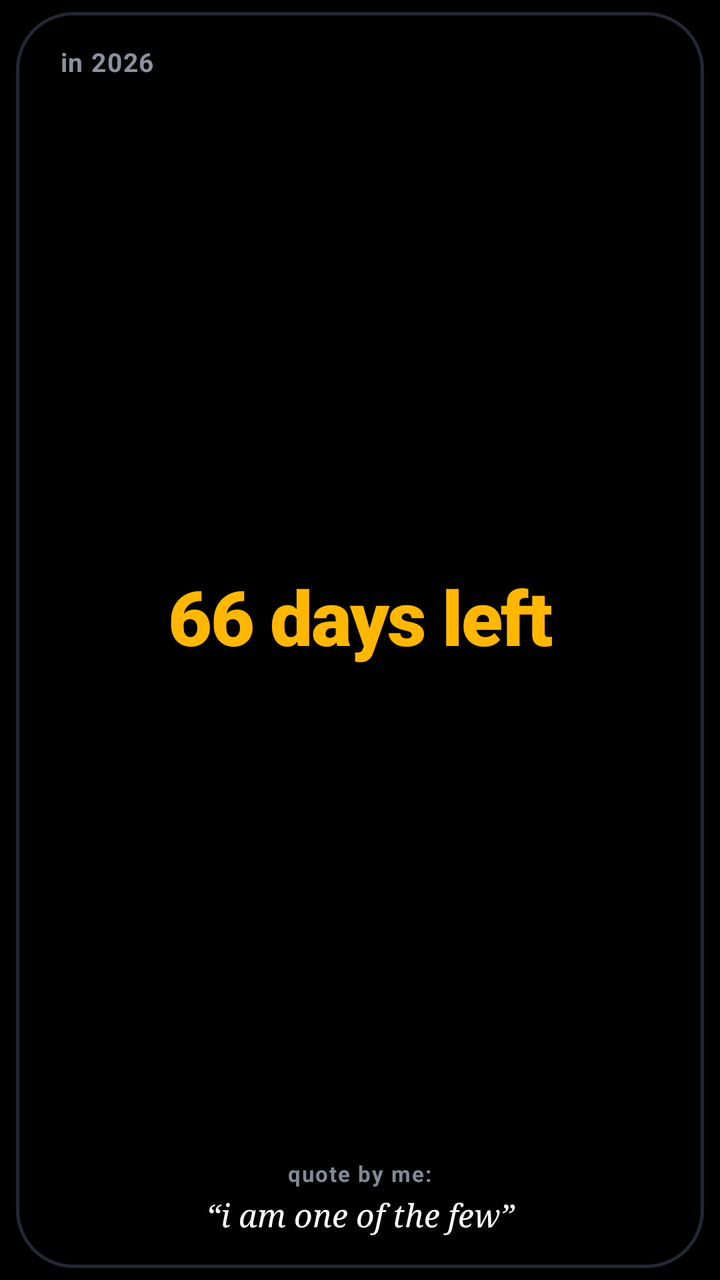
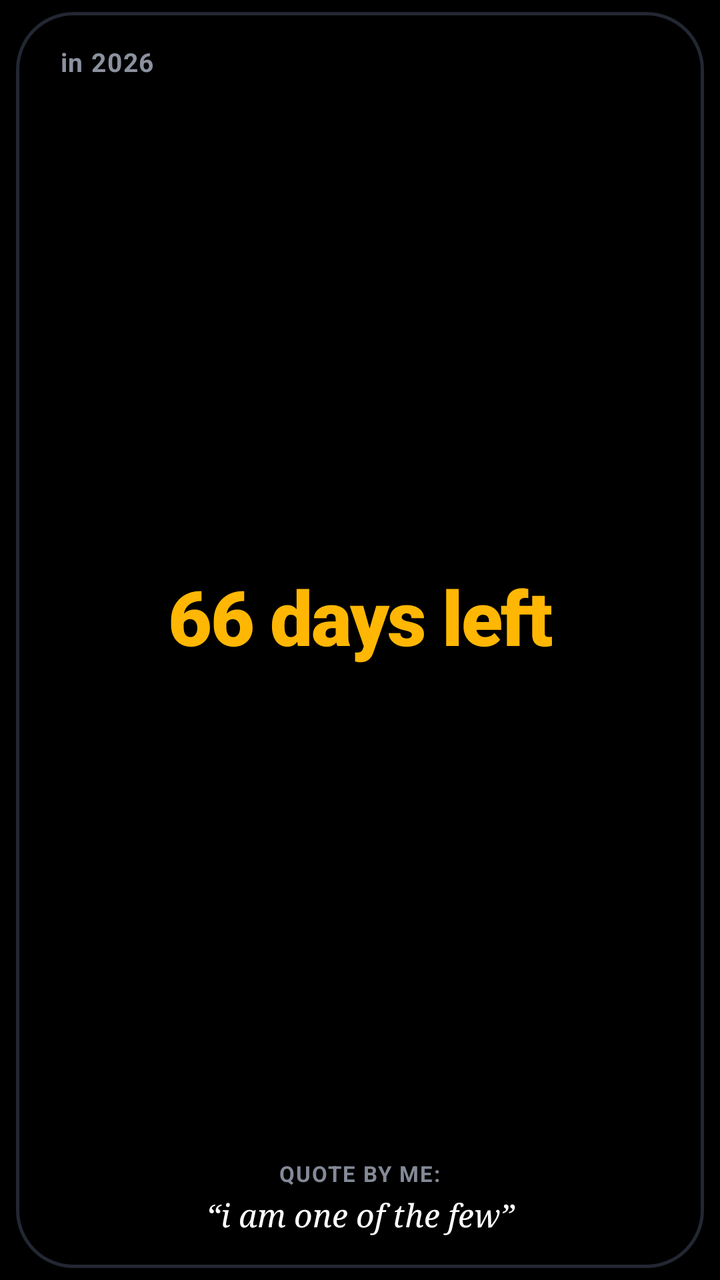

Before-and-after screenshots of an Android layout around one commit, followed by the original layout XML and the change that was made.
<!-- AndroidManifest.xml: application theme Theme.DaysLeftWidget -->
<!-- res/layout/widget_days_left.xml -->
<?xml version="1.0" encoding="utf-8"?>
<FrameLayout xmlns:android="http://schemas.android.com/apk/res/android"
    android:id="@+id/widget_root"
    android:layout_width="match_parent"
    android:layout_height="match_parent"
    android:paddingStart="8dp"
    android:paddingEnd="8dp"
    android:paddingTop="6dp"
    android:paddingBottom="6dp">

    
    <LinearLayout
        android:id="@+id/widget_card"
        android:layout_width="match_parent"
        android:layout_height="match_parent"
        android:background="@drawable/widget_card_bg"
        android:orientation="vertical"
        android:paddingStart="22dp"
        android:paddingEnd="22dp"
        android:paddingTop="16dp"
        android:paddingBottom="16dp">

        
        <LinearLayout
            android:layout_width="match_parent"
            android:layout_height="wrap_content"
            android:orientation="horizontal">

            <TextView
                android:id="@+id/tv_year_label"
                android:layout_width="wrap_content"
                android:layout_height="wrap_content"
                android:text="in 2026"
                android:textColor="@color/text_header_muted"
                android:textSize="13sp"
                android:textStyle="bold"
                android:letterSpacing="0.04" />
        </LinearLayout>

        
        <LinearLayout
            android:layout_width="match_parent"
            android:layout_height="0dp"
            android:layout_weight="1"
            android:gravity="center"
            android:paddingTop="4dp"
            android:paddingBottom="4dp">

            <TextView
                android:id="@+id/tv_days_hero"
                android:layout_width="match_parent"
                android:layout_height="wrap_content"
                android:gravity="center"
                android:text="66 days left"
                android:textColor="@color/hero_days_color"
                android:textSize="38sp"
                android:textStyle="bold"
                android:fontFamily="sans-serif-black"
                android:includeFontPadding="false"
                android:letterSpacing="-0.02" />
        </LinearLayout>

        
        <LinearLayout
            android:id="@+id/quote_container"
            android:layout_width="match_parent"
            android:layout_height="wrap_content"
            android:gravity="center"
            android:orientation="vertical">

            <TextView
                android:id="@+id/tv_quote_label"
                android:layout_width="wrap_content"
                android:layout_height="wrap_content"
                android:text="quote by me:"
                android:textColor="@color/quote_label_color"
                android:textSize="11sp"
                android:textStyle="bold"
                android:letterSpacing="0.06"
                android:includeFontPadding="false" />

            <TextView
                android:id="@+id/tv_quote_text"
                android:layout_width="match_parent"
                android:layout_height="wrap_content"
                android:layout_marginTop="3dp"
                android:gravity="center"
                android:text="“i am one of the few”"
                android:textColor="@color/quote_text_color"
                android:textSize="16sp"
                android:textStyle="italic"
                android:fontFamily="serif"
                android:maxLines="2"
                android:ellipsize="end"
                android:lineSpacingExtra="2dp" />
        </LinearLayout>

    </LinearLayout>
</FrameLayout>
<!-- resources referenced by this layout -->
<resources>
  <color name="hero_days_color">#FFB703</color>
  <color name="quote_label_color">#838997</color>
  <color name="quote_text_color">#FFFFFF</color>
  <color name="text_header_muted">#8B919E</color>
  <!-- drawable widget_card_bg (drawable) -->
  <?xml version="1.0" encoding="utf-8"?>
  <shape xmlns:android="http://schemas.android.com/apk/res/android"
      android:shape="rectangle">
      <solid android:color="@color/widget_card_background" />
      <corners android:radius="28dp" />
      <stroke
          android:width="1.5dp"
          android:color="@color/widget_card_border" />
  </shape>
  <style name="Theme.DaysLeftWidget" parent="Theme.MaterialComponents.DayNight.NoActionBar">
          <item name="colorPrimary">@color/primary_dark</item>
          <item name="colorSecondary">@color/accent_color</item>
          <item name="android:statusBarColor">@color/primary_dark</item>
          <item name="android:windowBackground">@color/primary_dark</item>
      </style>
  <color name="widget_card_background">#000000</color>
  <color name="widget_card_border">#232733</color>
  <color name="primary_dark">#000000</color>
  <color name="accent_color">#FFB703</color>
</resources>

<!-- the commit's change to res/layout/widget_days_left.xml (unified diff, before → after) -->
@@ -72,7 +72,7 @@
                 android:id="@+id/tv_quote_label"
                 android:layout_width="wrap_content"
                 android:layout_height="wrap_content"
-                android:text="quote by me:"
+                android:text="QUOTE BY ME:"
                 android:textColor="@color/quote_label_color"
                 android:textSize="11sp"
                 android:textStyle="bold"
